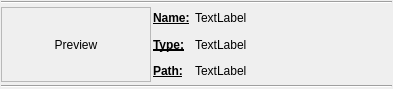
Before: the Qt Designer form appli/prodManager/ui/shotNode.ui in snaress/bank, drawn with Qt 5.
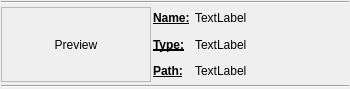
After: the same form once the commit is applied.

The edit to the form file:
```diff
--- a/appli/prodManager/ui/shotNode.ui
+++ b/appli/prodManager/ui/shotNode.ui
@@ -6,7 +6,7 @@
    <rect>
     <x>0</x>
     <y>0</y>
-    <width>393</width>
+    <width>350</width>
     <height>89</height>
    </rect>
   </property>
```
Left out of the diff: 4 changed lines with no effect on the pictures.
